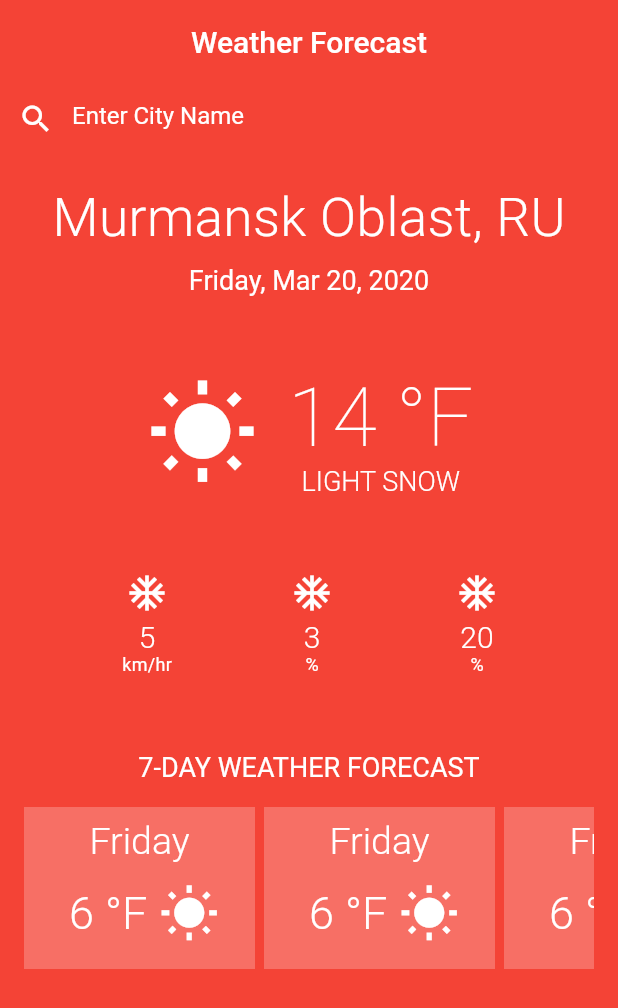
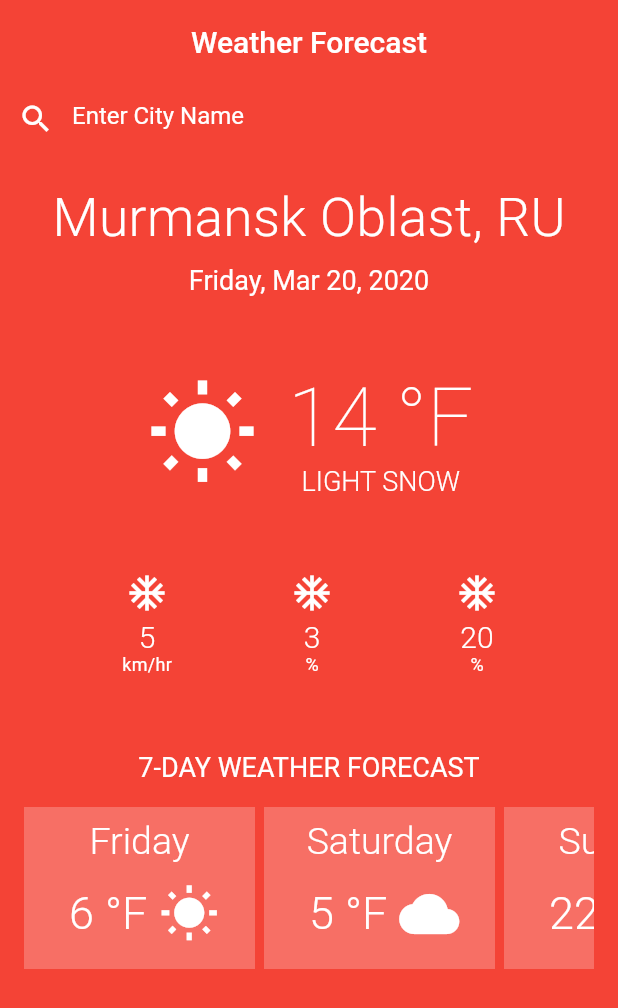
Before and after one commit to DokSna/basic_ui_layout, a Flutter app: the screen it shows after launch, on a phone screen of 412 x 824 dp. Shown: the top 1008 px of the screen. Run offline on Flutter 3.47's test engine with Material 2 defaults, Android fonts, the phone set to English and light mode, and no system bars; missing offline and left inert: pixel_perfect.

Commit message:
данные отображаються, только не влазят

```diff
--- a/lib/pages/home_page.dart
+++ b/lib/pages/home_page.dart
@@ -212,12 +212,31 @@ class _nDayForecaste_List extends StatelessWidget {
 
 // ignore: non_constant_identifier_names
 Widget _nDayForecaste_List_Cards() {
-  final List<Widget> items = [];
+  final List<dynamic> items = [
+    ['Friday', 6, Icons.wb_sunny],
+    ['Saturday', 5, Icons.wb_cloudy],
+    ['Sunday', 22, Icons.wb_cloudy],
+    ['Monday', 18, Icons.wb_sunny],
+    ['Tuesday', 15, Icons.wb_sunny],
+    ['Wednesday', 19, Icons.wb_cloudy],
+    ['Thursday', 21, Icons.wb_sunny],
+  ];
+  // late dynamic koko;
+  // final List<dynamic> itemsday = [
+  //   'Friday',
+  //   'Saturday',
+  //   'Sunday',
+  //   'Monday',
+  //   'Tuesday',
+  //   'Wednesday',
+  //   'Thursday'
+  // ];
   return Container(
     color: Colors.transparent,
     width: 380,
     height: 124,
     child: ListView.builder(
+      // koko = ${items[index][2]};
       scrollDirection: Axis.horizontal,
       itemExtent: 160,
       itemCount: 7,
@@ -228,13 +247,15 @@ Widget _nDayForecaste_List_Cards() {
           decoration: const BoxDecoration(
             color: Color.fromARGB(60, 255, 255, 255),
           ),
-          width: 50, //?
-          height: 20, //?,
+          // width: 50, //?
+          // height: 20, //?,
+
           child: Column(
             children: [
-              const Text(
-                'Friday',
-                style: TextStyle(
+              Text(
+                // '${itemsday[index]}',
+                '${items[index][0]}',
+                style: const TextStyle(
                     color: Colors.white,
                     fontSize: 25,
                     fontWeight: FontWeight.w300),
@@ -242,18 +263,18 @@ Widget _nDayForecaste_List_Cards() {
               Padding(
                 padding: const EdgeInsets.only(top: 14.0, left: 22),
                 child: Row(
-                  children: const [
+                  children: [
                     Text(
-                      '6 °F',
-                      style: TextStyle(
+                      '${items[index][1]} °F',
+                      style: const TextStyle(
                           color: Colors.white,
                           fontSize: 30,
                           fontWeight: FontWeight.w300),
                     ),
                     Padding(
-                      padding: EdgeInsets.only(left: 8),
+                      padding: const EdgeInsets.only(left: 8),
                       child: Icon(
-                        Icons.wb_sunny,
+                        items[index][2],
                         color: Colors.white,
                         size: 40,
                       ),
```
